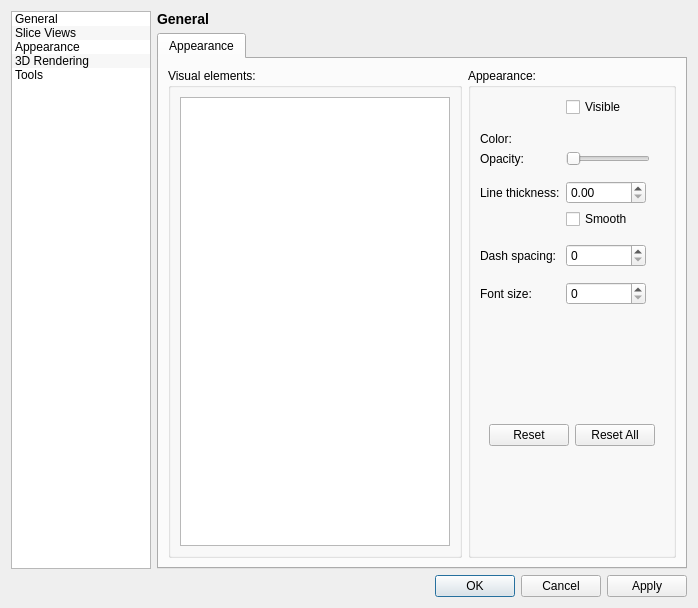
First picture: the form in GUI/Qt/Windows/PreferencesDialog.ui, repository pyushkevich/itksnap, before the edit.
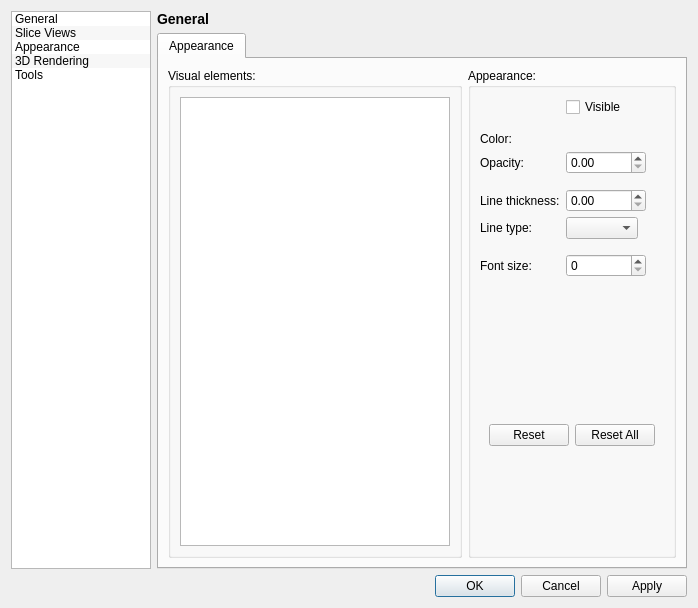
Second picture: the form after the edit. The open tabs and pages were chosen to show the change. Icons and pictures are not drawn. Custom widgets are drawn as their Qt base class.

What changed in the file:
```diff
--- a/GUI/Qt/Windows/PreferencesDialog.ui
+++ b/GUI/Qt/Windows/PreferencesDialog.ui
@@ -1097,6 +1097,16 @@
                    </property>
                   </widget>
                  </item>
+                 <item row="3" column="1">
+                  <widget class="QDoubleSpinBox" name="inElementOpacity">
+                   <property name="minimumSize">
+                    <size>
+                     <width>80</width>
+                     <height>0</height>
+                    </size>
+                   </property>
+                  </widget>
+                 </item>
                  <item row="4" column="1">
                   <spacer name="verticalSpacer_12">
                    <property name="orientation">
@@ -1133,50 +1143,17 @@
                    </property>
                   </widget>
                  </item>
+                 <item row="9" column="0">
+                  <widget class="QLabel" name="labelElementLineType">
+                   <property name="text">
+                    <string>Line type:</string>
+                   </property>
+                  </widget>
+                 </item>
                  <item row="9" column="1">
-                  <widget class="QCheckBox" name="chkElementAntiAlias">
-                   <property name="text">
-                    <string>Smooth </string>
-                   </property>
-                  </widget>
-                 </item>
-                 <item row="10" column="1">
-                  <spacer name="verticalSpacer_10">
-                   <property name="orientation">
-                    <enum>Qt::Vertical</enum>
-                   </property>
-                   <property name="sizeType">
-                    <enum>QSizePolicy::Fixed</enum>
-                   </property>
-                   <property name="sizeHint" stdset="0">
-                    <size>
-                     <width>20</width>
-                     <height>5</height>
-                    </size>
-                   </property>
-                  </spacer>
-                 </item>
-                 <item row="11" column="0">
-                  <widget class="QLabel" name="labelElementDashSpacing">
-                   <property name="text">
-                    <string>Dash spacing:</string>
-                   </property>
-                   <property name="buddy">
-                    <cstring>inElementDashSpacing</cstring>
-                   </property>
-                  </widget>
+                  <widget class="QComboBox" name="inElementLineType"/>
                  </item>
                  <item row="11" column="1">
-                  <widget class="QSpinBox" name="inElementDashSpacing">
-                   <property name="minimumSize">
-                    <size>
-                     <width>80</width>
-                     <height>0</height>
-                    </size>
-                   </property>
-                  </widget>
-                 </item>
-                 <item row="13" column="1">
                   <spacer name="verticalSpacer_6">
                    <property name="orientation">
                     <enum>Qt::Vertical</enum>
@@ -1192,7 +1169,7 @@
                    </property>
                   </spacer>
                  </item>
-                 <item row="14" column="0">
+                 <item row="12" column="0">
                   <widget class="QLabel" name="labelElementFontSize">
                    <property name="text">
                     <string>Font size:</string>
@@ -1202,7 +1179,7 @@
                    </property>
                   </widget>
                  </item>
-                 <item row="14" column="1">
+                 <item row="12" column="1">
                   <widget class="QSpinBox" name="inElementFontSize">
                    <property name="minimumSize">
                     <size>
@@ -1212,13 +1189,6 @@
                    </property>
                   </widget>
                  </item>
-                 <item row="3" column="1">
-                  <widget class="QDoubleSlider" name="inElementOpacity">
-                   <property name="orientation">
-                    <enum>Qt::Horizontal</enum>
-                   </property>
-                  </widget>
-                 </item>
                 </layout>
                </widget>
               </item>
@@ -1868,11 +1838,6 @@
    <header location="global">QColorButtonWidget.h</header>
    <container>1</container>
   </customwidget>
-  <customwidget>
-   <class>QDoubleSlider</class>
-   <extends>QSlider</extends>
-   <header location="global">QDoubleSlider.h</header>
-  </customwidget>
  </customwidgets>
  <tabstops>
   <tabstop>listWidget</tabstop>
```
Left out of the diff: 3 changed lines with no effect on the pictures.
